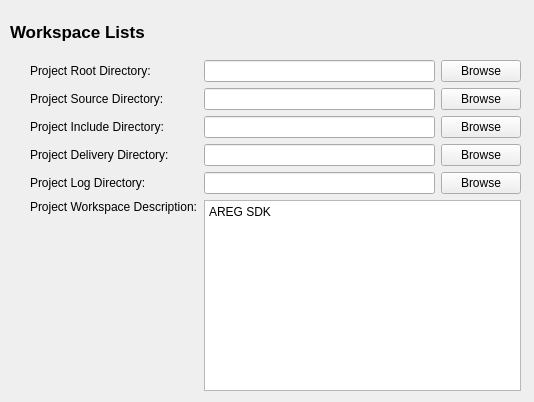
First picture: the form in sources/lusan/view/common/ui/ProjectDirSettings.ui, repository aregtech/areg-sdk-tools, before the edit.
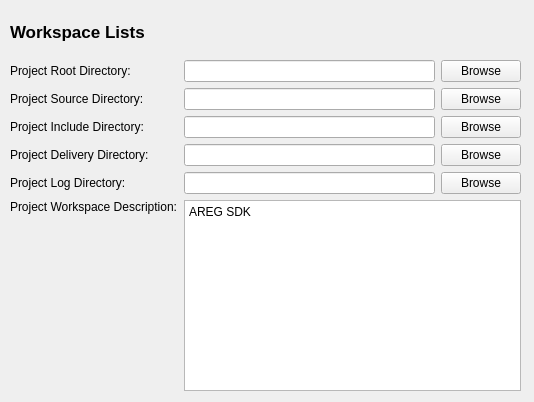
Second picture: the form after the edit.

What changed in the file:
```diff
--- a/sources/lusan/view/common/ui/ProjectDirSettings.ui
+++ b/sources/lusan/view/common/ui/ProjectDirSettings.ui
@@ -11,7 +11,7 @@
    </rect>
   </property>
   <property name="sizePolicy">
-   <sizepolicy hsizetype="Fixed" vsizetype="Fixed">
+   <sizepolicy hsizetype="Expanding" vsizetype="Fixed">
     <horstretch>0</horstretch>
     <verstretch>0</verstretch>
    </sizepolicy>
@@ -24,10 +24,16 @@
     <rect>
      <x>10</x>
      <y>20</y>
-     <width>151</width>
+     <width>511</width>
      <height>24</height>
     </rect>
    </property>
+   <property name="sizePolicy">
+    <sizepolicy hsizetype="Preferred" vsizetype="Expanding">
+     <horstretch>0</horstretch>
+     <verstretch>0</verstretch>
+    </sizepolicy>
+   </property>
    <property name="font">
     <font>
      <pointsize>13</pointsize>
@@ -41,9 +47,9 @@
   <widget class="QWidget" name="layoutWidget">
    <property name="geometry">
     <rect>
-     <x>30</x>
+     <x>10</x>
      <y>60</y>
-     <width>491</width>
+     <width>511</width>
      <height>331</height>
     </rect>
    </property>
```
